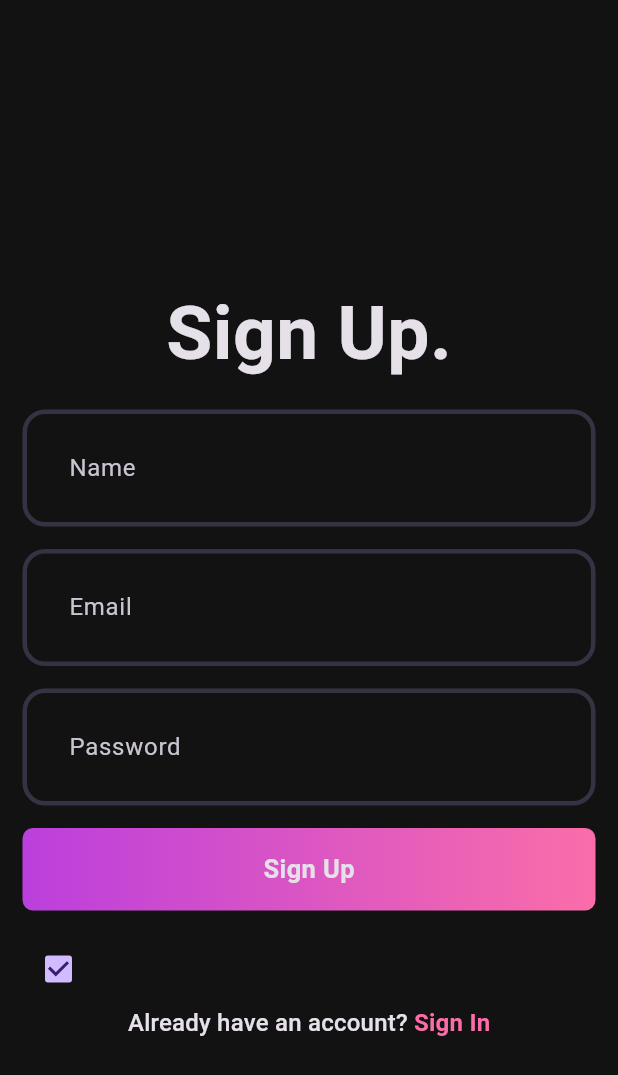
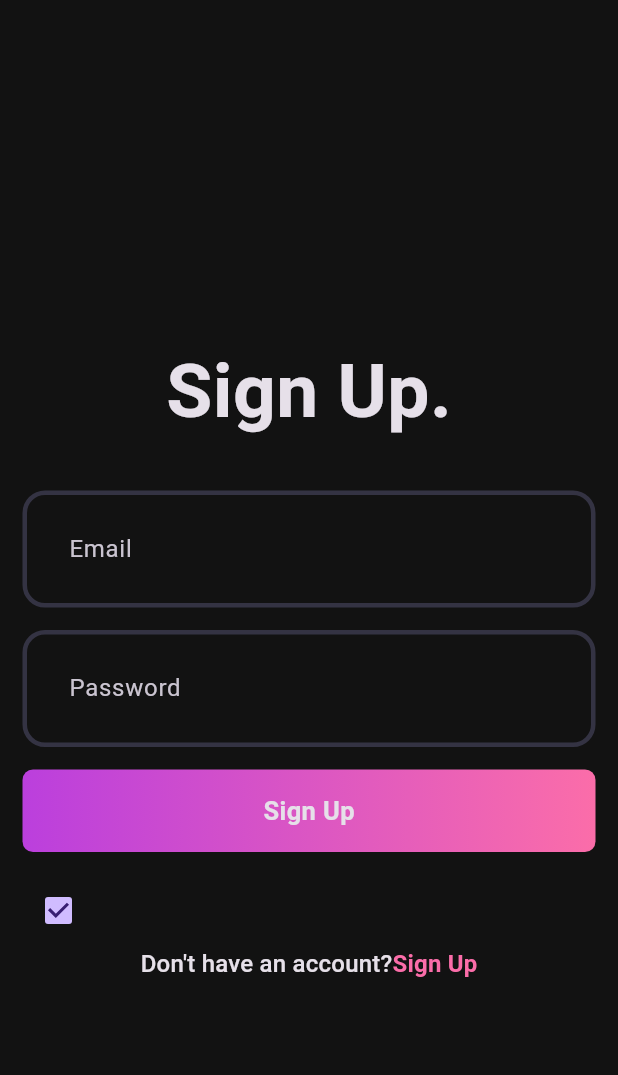
Before and after one commit to apon10510/tunestream, a Flutter app: the screen it shows after launch, on a phone screen of 412 x 824 dp. Shown: the top 1075 px of the screen. Run offline on Flutter 3.47's test engine with Material 3 defaults, Android fonts, the phone set to English and light mode, and no system bars.

Commit message:
login page name change

```diff
--- a/client/lib/features/auth/view/pages/login_page.dart
+++ b/client/lib/features/auth/view/pages/login_page.dart
@@ -37,7 +37,7 @@ class _LoginPageState extends State<LoginPage> {
             mainAxisAlignment: MainAxisAlignment.center,
             children: [
               Text(
-                'Sign In.',
+                'Sign Up.',
                 style: TextStyle(
                   fontSize: 50,
                   fontWeight: FontWeight.bold,
--- a/client/lib/main.dart
+++ b/client/lib/main.dart
@@ -1,5 +1,5 @@
 import 'package:client/core/theme.dart';
-import 'package:client/features/auth/view/pages/sign_up_page.dart';
+import 'package:client/features/auth/view/pages/login_page.dart';
 import 'package:flutter/material.dart';
 
 void main() {
@@ -13,7 +13,7 @@
   Widget build(BuildContext context) {
     return MaterialApp(
       theme: AppTheme.darkThemeMode,
-      home: SignUpPage(),
+      home: LoginPage(),
     );
   }
 }
```
